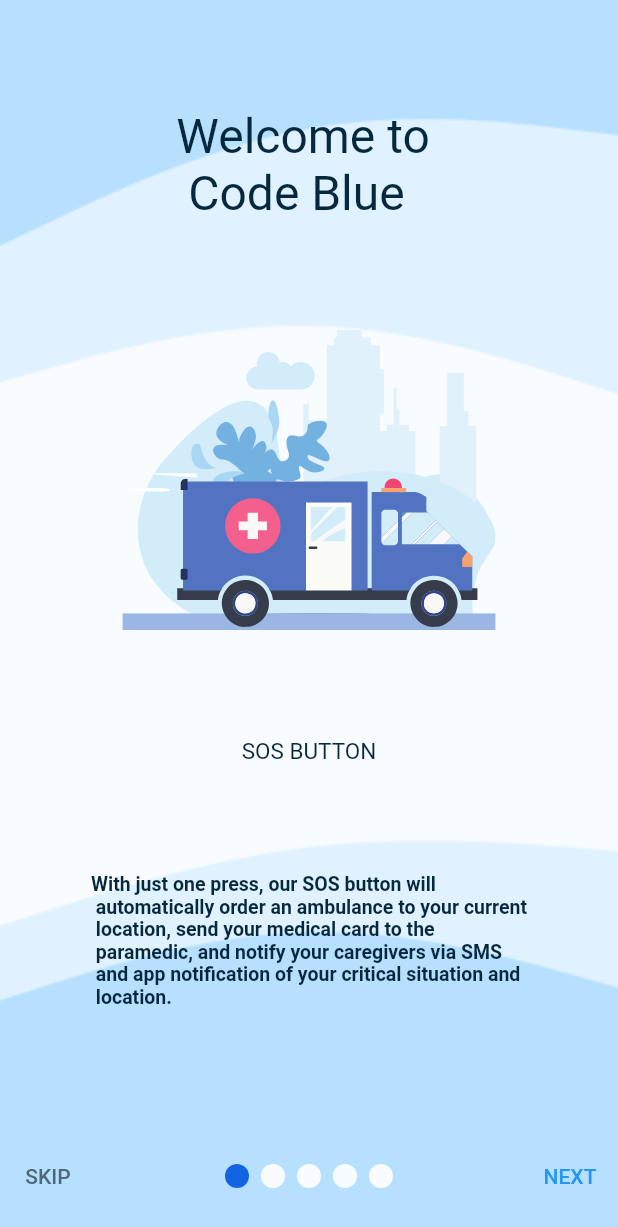
After one commit to peternadykamal/code-blue, a Flutter app: the onBoardScreen screen opened directly, on a phone screen of 412 x 824 dp. The commit adds this screen. Shown: the top 1227 px of the screen. Run offline on Flutter 3.47's test engine with Material 2 defaults, Android fonts, the phone set to English and light mode, and no system bars; drawn by our look-alikes of smooth_page_indicator; our stand-ins replace connectivity_plus, custom_radio_grouped_button, easy_localization, firebase_auth, firebase_core, firebase_database and 14 more; missing offline and left inert: bottom_picker, dart:ffi, flutter_sms, horizontal_picker, time_picker_spinner_pop_up; accounts and stored records are empty; project files that could hold a hidden picture were left out.

Commit message:
onboardingpagescommit1

```diff
--- a/lib/auth.dart
+++ b/lib/auth.dart
@@ -10,6 +10,7 @@ import 'package:flutter/src/widgets/placeholder.dart';
 import 'package:gradproject/button.dart';
 import 'package:gradproject/continuewithphone.dart';
 import 'package:gradproject/main.dart';
+import 'package:gradproject/onboardscreen.dart';
 import 'package:gradproject/passwordFormField.dart';
 import 'package:gradproject/repository/user_repository.dart';
 import 'package:gradproject/sos.dart';
@@ -303,7 +304,8 @@ class _authPageState extends State<authPage> {
                                         Navigator.pushReplacement(
                                           context,
                                           MaterialPageRoute(
-                                              builder: (context) => sosPage()),
+                                              builder: (context) =>
+                                                  onBoardScreen()),
                                         );
                                       }
                                     }
--- /dev/null
+++ b/lib/onboardscreen.dart
@@ -0,0 +1,189 @@
+import 'package:flutter/material.dart';
+import 'package:flutter/src/widgets/framework.dart';
+import 'package:flutter/src/widgets/placeholder.dart';
+import 'package:flutter_svg/svg.dart';
+import 'package:gradproject/style.dart';
+import 'package:smooth_page_indicator/smooth_page_indicator.dart';
+
+class onBoardScreen extends StatefulWidget {
+  const onBoardScreen({super.key});
+
+  @override
+  State<onBoardScreen> createState() => _onBoardScreenState();
+}
+
+class _onBoardScreenState extends State<onBoardScreen> {
+  final controller = PageController();
+  @override
+  void dispose() {
+    controller.dispose();
+    super.dispose();
+  }
+
+  @override
+  Widget build(BuildContext context) {
+    return SafeArea(
+      child: Scaffold(
+        body: Container(
+          padding: EdgeInsets.only(bottom: 80),
+          decoration: BoxDecoration(
+              image: DecorationImage(
+                  image: AssetImage("assets/images/backgroundtwo.png"),
+                  fit: BoxFit.fill)),
+          child: PageView(
+            controller: controller,
+            children: [
+              Container(
+                  child: Column(
+                mainAxisAlignment: MainAxisAlignment.spaceEvenly,
+                children: [
+                  Center(
+                      child: Text(
+                    "Welcome to \n Code Blue",
+                    style: TextStyle(fontSize: 32, color: Mycolors.textcolor),
+                  )),
+                  Stack(
+                    children: [SvgPicture.asset("assets/images/ambulance.svg")],
+                  ),
+                  Text("SOS BUTTON",
+                      style:
+                          TextStyle(fontSize: 15, color: Mycolors.textcolor)),
+                  Text(
+                      "With just one press, our SOS button will \n automatically order an ambulance to your current\n location, send your medical card to the \n paramedic, and notify your caregivers via SMS \n and app notification of your critical situation and \n location.",
+                      style: TextStyle(
+                          color: Mycolors.textcolor,
+                          fontSize: 13,
+                          fontWeight: FontWeight.bold))
+                ],
+              )),
+              Container(
+                  child: Column(
+                mainAxisAlignment: MainAxisAlignment.spaceEvenly,
+                children: [
+                  Center(
+                      child: Text(
+                    "Welcome to \n Code Blue",
+                    style: TextStyle(fontSize: 32, color: Mycolors.textcolor),
+                  )),
+                  Stack(
+                    children: [
+                      SvgPicture.asset("assets/images/Medicalcard.svg")
+                    ],
+                  ),
+                  Text("MEDICAL CARD",
+                      style:
+                          TextStyle(fontSize: 15, color: Mycolors.textcolor)),
+                  Text(
+                      "By filling out your medical information in our\n application, paramedics will be able to quickly\n access vital information about your health,\n allergies, medications, and more, potentially \n saving your life.",
+                      style: TextStyle(
+                          color: Mycolors.textcolor,
+                          fontSize: 13,
+                          fontWeight: FontWeight.bold))
+                ],
+              )),
+              Container(
+                  child: Column(
+                mainAxisAlignment: MainAxisAlignment.spaceEvenly,
+                children: [
+                  Center(
+                      child: Text(
+                    "Welcome to \n Code Blue",
+                    style: TextStyle(fontSize: 32, color: Mycolors.textcolor),
+                  )),
+                  Stack(
+                    children: [SvgPicture.asset("assets/images/SMS.svg")],
+                  ),
+                  Text("EMERGENCY SMS BACKUP",
+                      style:
+                          TextStyle(fontSize: 15, color: Mycolors.textcolor)),
+                  Text(
+                      "By enabling this feature, our app will send an SMS \n to the server and all the designated caregivers \n notifying them of the emergency if there is no \n internet connection available.",
+                      style: TextStyle(
+                          color: Mycolors.textcolor,
+                          fontSize: 13,
+                          fontWeight: FontWeight.bold))
+                ],
+              )),
+              Container(
+                  child: Column(
+                mainAxisAlignment: MainAxisAlignment.spaceEvenly,
+                children: [
+                  Center(
+                      child: Text(
+                    "Welcome to \n Code Blue",
+                    style: TextStyle(fontSize: 32, color: Mycolors.textcolor),
+                  )),
+                  Stack(
+                    children: [SvgPicture.asset("assets/images/Frame.svg")],
+                  ),
+                  Text("CHATBOT",
+                      style:
+                          TextStyle(fontSize: 15, color: Mycolors.textcolor)),
+                  Text(
+                      " Our chatbot is available in both English and \n Arabic languages, providing first aid information \n and assistance to help you handle a medical \n emergency.",
+                      style: TextStyle(
+                          color: Mycolors.textcolor,
+                          fontSize: 13,
+                          fontWeight: FontWeight.bold))
+                ],
+              )),
+              Container(
+                  child: Column(
+                mainAxisAlignment: MainAxisAlignment.spaceEvenly,
+                children: [
+                  Center(
+                      child: Text(
+                    "Welcome to \n Code Blue",
+                    style: TextStyle(fontSize: 32, color: Mycolors.textcolor),
+                  )),
+                  Stack(
+                    children: [SvgPicture.asset("assets/images/last.svg")],
+                  ),
+                  Text("NEARBY HOSPITALS & AMBULANCE ORDERING",
+                      style:
+                          TextStyle(fontSize: 15, color: Mycolors.textcolor)),
+                  Text(
+                      "You can view nearby hospitals and order an \n ambulance from the location you choose, giving \n you quick and convenient access to medical help.",
+                      style: TextStyle(
+                          color: Mycolors.textcolor,
+                          fontSize: 13,
+                          fontWeight: FontWeight.bold))
+                ],
+              )),
+            ],
+          ),
+        ),
+        bottomSheet: Container(
+          color: Mycolors.splashback,
+          height: 80,
+          child: Row(
+            mainAxisAlignment: MainAxisAlignment.spaceBetween,
+            children: [
+              TextButton(
+                  onPressed: () => controller.jumpToPage(4),
+                  child: Text("SKIP",
+                      style: TextStyle(color: Mycolors.notpressed))),
+              Center(
+                child: SmoothPageIndicator(
+                  onDotClicked: (index) => controller.animateToPage(index,
+                      duration: Duration(milliseconds: 500),
+                      curve: Curves.easeIn),
+                  controller: controller,
+                  count: 5,
+                  effect: WormEffect(
+                      activeDotColor: Mycolors.buttonsos,
+                      dotColor: Mycolors.fillingcolor),
+                ),
+              ),
+              TextButton(
+                  onPressed: () => controller.nextPage(
+                      duration: Duration(milliseconds: 500),
+                      curve: Curves.easeInOut),
+                  child: Text("NEXT")),
+            ],
+          ),
+        ),
+      ),
+    );
+  }
+}
--- a/pubspec.yaml
+++ b/pubspec.yaml
@@ -61,6 +61,7 @@ dependencies:
   bottom_picker: ^2.0.2
   horizontal_picker: ^1.2.0
   custom_radio_grouped_button: ^2.2.0
+  smooth_page_indicator: ^1.1.0
 
 dev_dependencies:
   flutter_test:
```
Also changed, not shown: assets/images/Frame.svg (added), assets/images/Medicalcard.svg (added), assets/images/SMS.svg (added), assets/images/ambulance.svg (added), assets/images/backgroundtwo.png (added), assets/images/backgroundtwo.svg (added), assets/images/last.svg (added), pubspec.lock.
